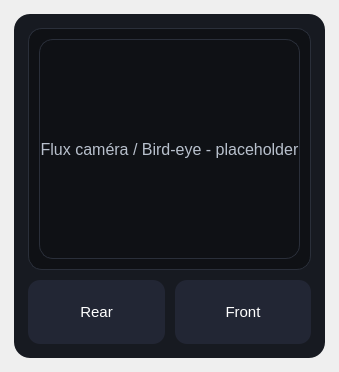
Before: the Qt Designer form camerapage.ui in Eliasgnd/InterfaceGPS, drawn with Qt 5.
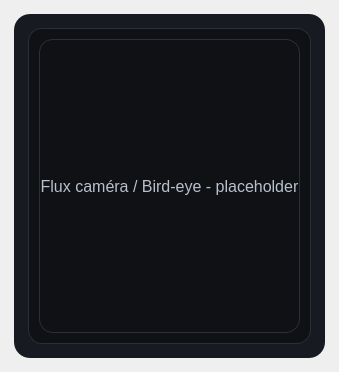
After: the same form once the commit is applied.

```diff
--- a/camerapage.ui
+++ b/camerapage.ui
@@ -86,27 +86,6 @@
         </layout>
        </widget>
       </item>
-      <item>
-       <layout class="QHBoxLayout" name="rowButtons">
-        <property name="spacing">
-         <number>10</number>
-        </property>
-        <item>
-         <widget class="QPushButton" name="btnRear">
-          <property name="text">
-           <string>Rear</string>
-          </property>
-         </widget>
-        </item>
-        <item>
-         <widget class="QPushButton" name="btnFront">
-          <property name="text">
-           <string>Front</string>
-          </property>
-         </widget>
-        </item>
-       </layout>
-      </item>
      </layout>
     </widget>
    </item>
```
